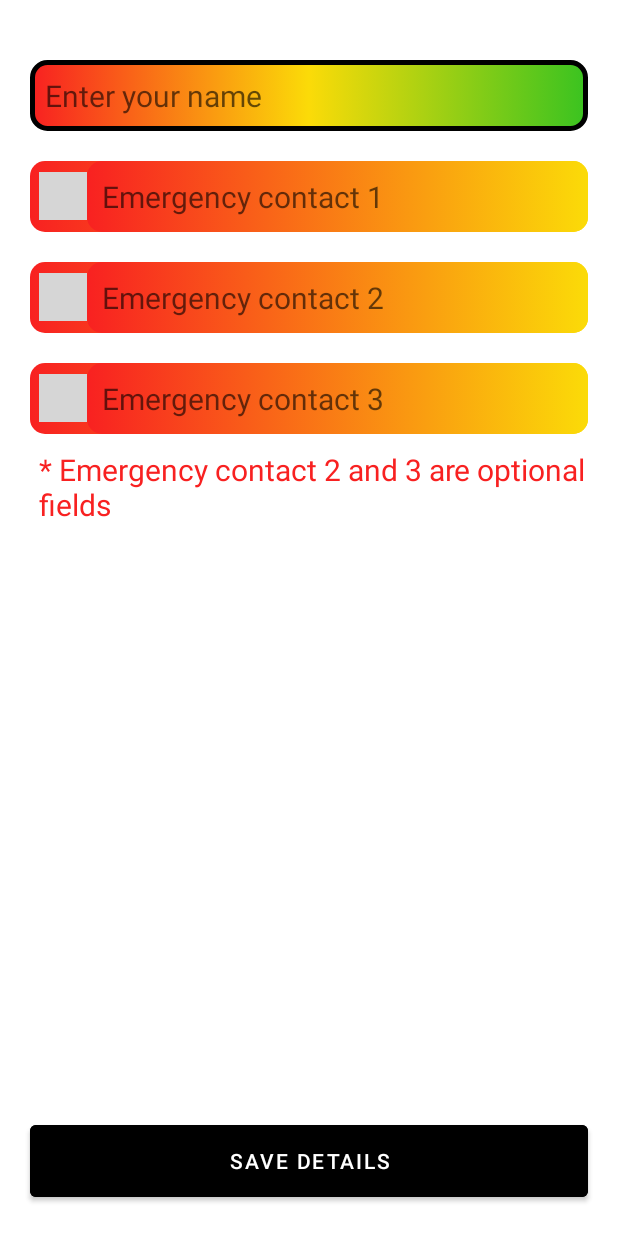
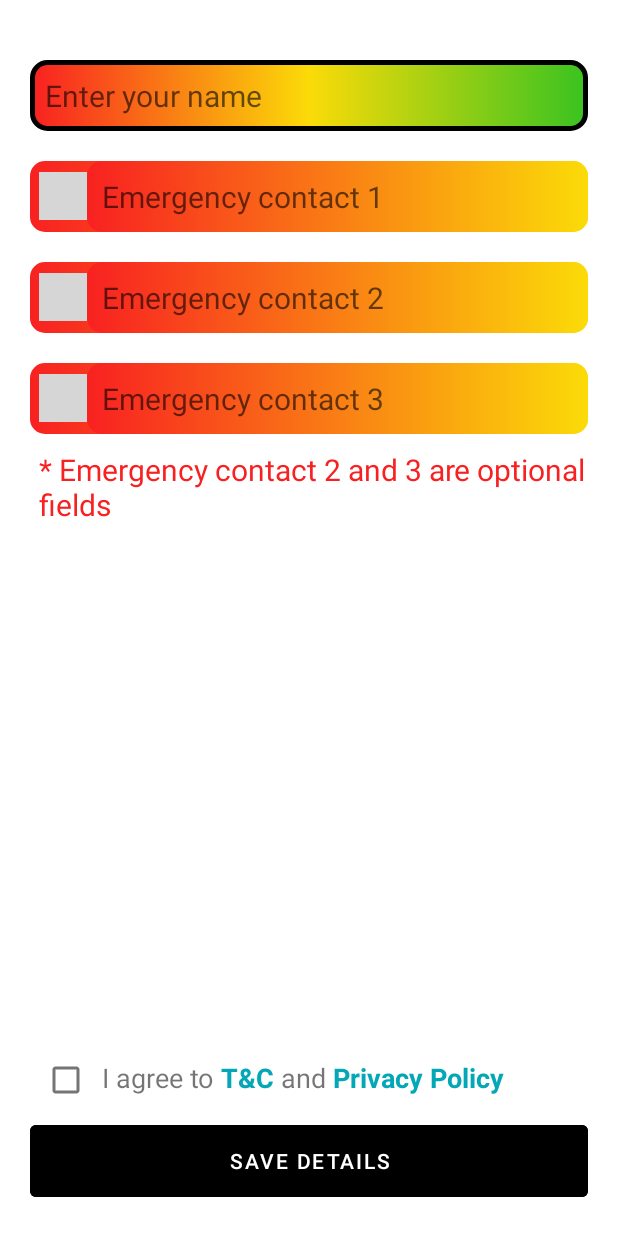
Before and after one commit to rahuladlakha/Women-Safety-App, an Android app: the screen it shows after launch (SignUpActivity), on a phone screen of 412 x 824 dp. Run offline under Robolectric (Android 15) with nearby library versions, the phone set to English and light mode, and no system bars; libraries missing offline, so code that uses them is left out: com.hbb20; plain views replace CountryCodePicker; grey boxes are pictures that could not be loaded.

Commit message:
Added "Terms and conditions" and "Privacy policy" agreement checkbox in the SignUpActivity. Also removed a few minor bugs.

```diff
--- a/app/src/main/java/com/rahul/womensafetyapp/SignUpActivity.kt
+++ b/app/src/main/java/com/rahul/womensafetyapp/SignUpActivity.kt
@@ -8,17 +8,29 @@ import android.os.Bundle
 import android.text.Editable
 import android.util.Log
 import android.view.View
+import android.widget.CompoundButton
 import android.widget.TextView
 import android.widget.Toast
 import kotlinx.android.synthetic.main.activity_sign_up.*
 
 class SignUpActivity : AppCompatActivity() {
     lateinit var sp : SharedPreferences
+    var origin: String? = null
 
     override fun onCreate(savedInstanceState: Bundle?) {
         super.onCreate(savedInstanceState)
         setContentView(R.layout.activity_sign_up)
         supportActionBar?.hide()
+
+        tncCheckBox.setOnCheckedChangeListener{button:CompoundButton?, state : Boolean ->
+            saveButton.isEnabled = state
+        }
+        tncTextView.setOnClickListener {
+            Toast.makeText(this@SignUpActivity,"tncclicked",Toast.LENGTH_SHORT).show()
+        }
+        privacyPolicyTextView.setOnClickListener {
+            Toast.makeText(this@SignUpActivity,"ppclicked",Toast.LENGTH_SHORT).show()
+        }
 
         sp = this@SignUpActivity.getSharedPreferences("com.rahul.womenSafetyApp", Context.MODE_PRIVATE)
         val name = sp.getString("user name", "")
@@ -27,6 +39,11 @@ class SignUpActivity : AppCompatActivity() {
             startActivity(Intent(this@SignUpActivity, MainActivity::class.java))
             this@SignUpActivity.finish()
         } else if (intent.getStringExtra("origin") == "MainActivity") {
+
+            origin = "MainActivity"
+            tncLinearLayout.visibility = View.GONE
+            saveButton.isEnabled = true
+
             NameEditText.setText(name, TextView.BufferType.EDITABLE)
             val codes = sp.getString("countryCodes", null)?.trim()?.split("*")
             if (codes != null) {
@@ -69,7 +86,9 @@ class SignUpActivity : AppCompatActivity() {
                     .putString("countryCodes", "${countryCodes[0]}*${countryCodes[1]}*${countryCodes[2]}")
                     .apply()
 
-                startActivity(Intent(this@SignUpActivity, MainActivity::class.java))
+                if (origin  == null){
+                    startActivity(Intent(this@SignUpActivity, MainActivity::class.java))
+                }
                 this@SignUpActivity.finish()
             }
         })
--- a/app/src/main/res/layout/activity_sign_up.xml
+++ b/app/src/main/res/layout/activity_sign_up.xml
@@ -145,6 +145,7 @@
         android:layout_width="0dp"
         android:layout_height="60dp"
         android:text="Save Details"
+        android:enabled="false"
         android:textColor="@color/white"
         android:layout_marginStart="20dp"
         android:layout_marginEnd="20dp"
@@ -153,5 +154,49 @@
         app:layout_constraintEnd_toEndOf="parent"
         app:layout_constraintBottom_toBottomOf="parent"/>
 
+    <LinearLayout
+        android:id="@+id/tncLinearLayout"
+        android:layout_width="wrap_content"
+        android:layout_height="wrap_content"
+        android:orientation="horizontal"
+        app:layout_constraintBottom_toTopOf="@+id/saveButton"
+        app:layout_constraintLeft_toLeftOf="@id/saveButton">
+
+        <CheckBox
+            android:id="@+id/tncCheckBox"
+            android:layout_width="wrap_content"
+            android:layout_height="wrap_content" />
+
+        <TextView
+            android:layout_width="wrap_content"
+            android:layout_height="wrap_content"
+            android:text="I agree to "
+            android:textSize="18sp" />
+
+        <TextView
+            android:id="@+id/tncTextView"
+            android:layout_width="wrap_content"
+            android:layout_height="wrap_content"
+            android:text="T&amp;C"
+            android:textSize="18sp"
+            android:textColor="@color/blue"
+            android:textStyle="bold" />
+
+        <TextView
+            android:layout_width="wrap_content"
+            android:layout_height="wrap_content"
+            android:textSize="18sp"
+            android:text=" and " />
+
+        <TextView
+            android:id="@+id/privacyPolicyTextView"
+            android:layout_width="wrap_content"
+            android:layout_height="wrap_content"
+            android:text="Privacy Policy"
+            android:textSize="18sp"
+            android:textColor="@color/blue"
+            android:textStyle="bold" />
+    </LinearLayout>
+
 
 </androidx.constraintlayout.widget.ConstraintLayout>
```
